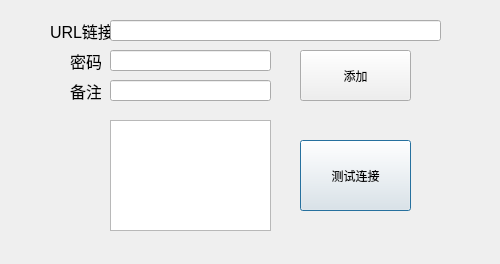
Qt form addShell.ui (0xr1ngs/Webshell-Management-Tool) before a commit.
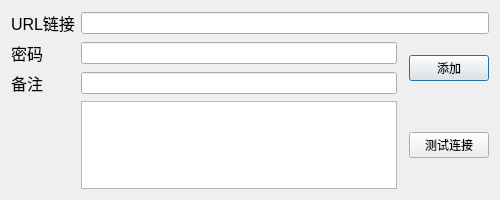
The same form after that commit.

Patch:
```diff
--- a/addShell.ui
+++ b/addShell.ui
@@ -7,7 +7,7 @@
     <x>0</x>
     <y>0</y>
     <width>500</width>
-    <height>264</height>
+    <height>200</height>
    </rect>
   </property>
   <property name="minimumSize">
@@ -19,56 +19,9 @@
   <property name="windowTitle">
    <string>添加shell</string>
   </property>
-  <widget class="QLabel" name="label">
-   <property name="geometry">
-    <rect>
-     <x>50</x>
-     <y>20</y>
-     <width>61</width>
-     <height>21</height>
-    </rect>
-   </property>
-   <property name="font">
-    <font>
-     <pointsize>12</pointsize>
-    </font>
-   </property>
-   <property name="text">
-    <string>URL链接</string>
-   </property>
-  </widget>
-  <widget class="QLineEdit" name="lineEdit">
-   <property name="geometry">
-    <rect>
-     <x>110</x>
-     <y>20</y>
-     <width>331</width>
-     <height>21</height>
-    </rect>
-   </property>
-  </widget>
-  <widget class="QLineEdit" name="lineEdit_2">
-   <property name="geometry">
-    <rect>
-     <x>110</x>
-     <y>50</y>
-     <width>161</width>
-     <height>21</height>
-    </rect>
-   </property>
-   <property name="text">
-    <string/>
-   </property>
-  </widget>
+  <layout class="QGridLayout" name="gridLayout">
+   <item row="1" column="0">
   <widget class="QLabel" name="label_2">
-   <property name="geometry">
-    <rect>
-     <x>70</x>
-     <y>50</y>
-     <width>31</width>
-     <height>21</height>
-    </rect>
-   </property>
    <property name="font">
     <font>
      <pointsize>12</pointsize>
@@ -78,64 +31,26 @@
     <string>密码</string>
    </property>
   </widget>
-  <widget class="QPushButton" name="pushButton_2">
-   <property name="geometry">
-    <rect>
-     <x>300</x>
-     <y>140</y>
-     <width>111</width>
-     <height>71</height>
-    </rect>
-   </property>
+   </item>
+   <item row="0" column="1" colspan="3">
+    <widget class="QLineEdit" name="lineEdit"/>
+   </item>
+   <item row="2" column="1">
+    <widget class="QLineEdit" name="lineEdit_3">
    <property name="text">
-    <string>测试连接</string>
-   </property>
-  </widget>
+      <string/>
+     </property>
+    </widget>
+   </item>
+   <item row="1" column="3" rowspan="2">
   <widget class="QPushButton" name="pushButton">
-   <property name="geometry">
-    <rect>
-     <x>300</x>
-     <y>50</y>
-     <width>111</width>
-     <height>51</height>
-    </rect>
-   </property>
    <property name="text">
     <string>添加</string>
    </property>
   </widget>
-  <widget class="QTextBrowser" name="textBrowser">
-   <property name="geometry">
-    <rect>
-     <x>110</x>
-     <y>120</y>
-     <width>161</width>
-     <height>111</height>
-    </rect>
-   </property>
-  </widget>
-  <widget class="QLineEdit" name="lineEdit_3">
-   <property name="geometry">
-    <rect>
-     <x>110</x>
-     <y>80</y>
-     <width>161</width>
-     <height>21</height>
-    </rect>
-   </property>
-   <property name="text">
-    <string/>
-   </property>
-  </widget>
+   </item>
+   <item row="2" column="0">
   <widget class="QLabel" name="label_3">
-   <property name="geometry">
-    <rect>
-     <x>70</x>
-     <y>80</y>
-     <width>31</width>
-     <height>21</height>
-    </rect>
-   </property>
    <property name="font">
     <font>
      <pointsize>12</pointsize>
@@ -145,7 +60,46 @@
     <string>备注</string>
    </property>
   </widget>
- </widget>
+   </item>
+   <item row="0" column="0">
+    <widget class="QLabel" name="label">
+     <property name="font">
+      <font>
+       <pointsize>12</pointsize>
+      </font>
+     </property>
+     <property name="text">
+      <string>URL链接</string>
+     </property>
+    </widget>
+   </item>
+   <item row="1" column="1">
+    <widget class="QLineEdit" name="lineEdit_2">
+     <property name="text">
+      <string/>
+     </property>
+    </widget>
+   </item>
+   <item row="3" column="1">
+    <widget class="QTextBrowser" name="textBrowser"/>
+   </item>
+   <item row="3" column="3">
+    <widget class="QPushButton" name="pushButton_2">
+     <property name="text">
+      <string>测试连接</string>
+     </property>
+    </widget>
+   </item>
+  </layout>
+ </widget>
+ <tabstops>
+  <tabstop>lineEdit</tabstop>
+  <tabstop>lineEdit_2</tabstop>
+  <tabstop>lineEdit_3</tabstop>
+  <tabstop>pushButton</tabstop>
+  <tabstop>pushButton_2</tabstop>
+  <tabstop>textBrowser</tabstop>
+ </tabstops>
  <resources/>
  <connections>
   <connection>
```
Lines whose indentation alone changed are shown as unchanged.
